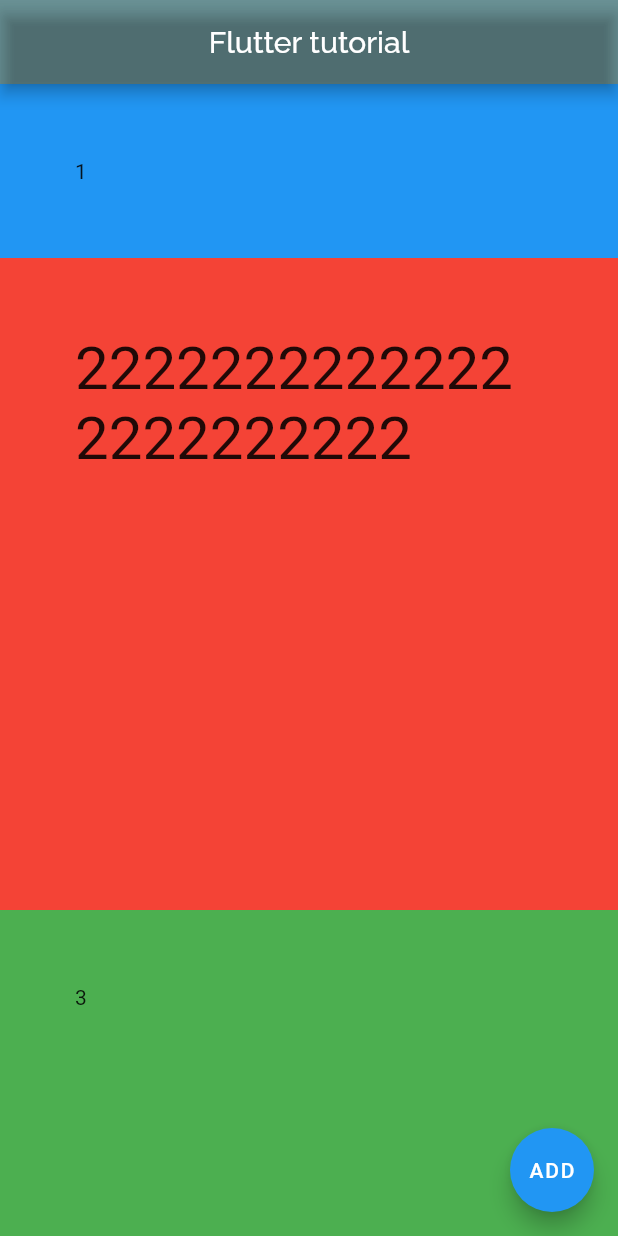
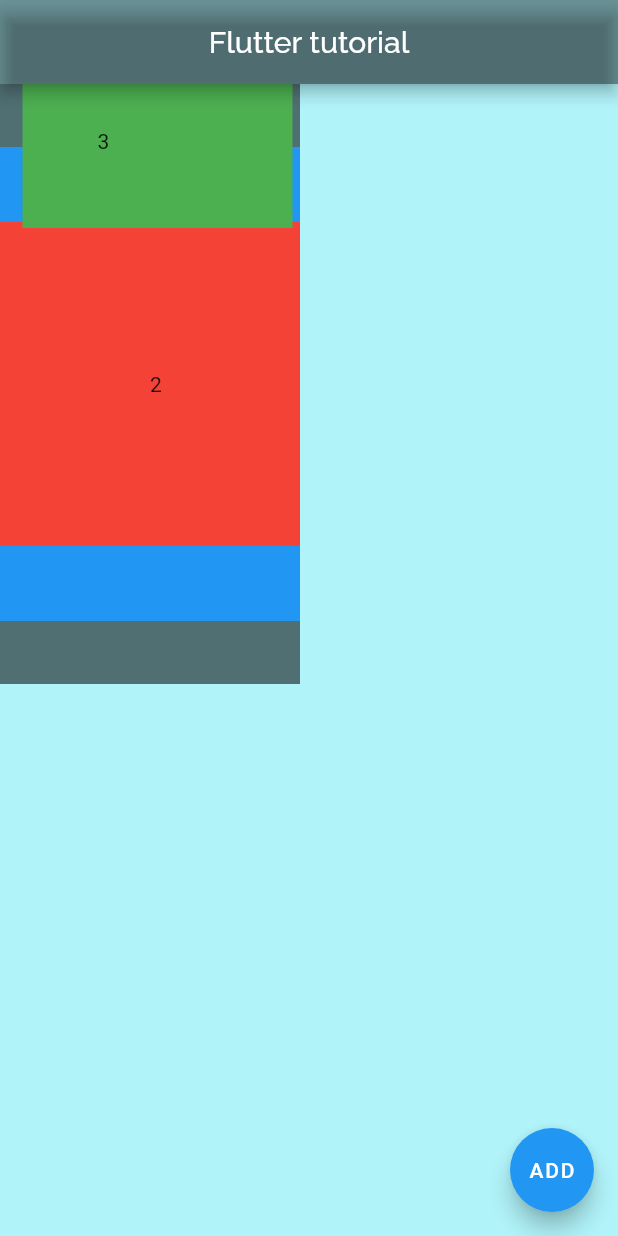
Before and after one commit to HarakaRisasi/flutter_and_python, a Flutter app: the screen it shows after launch, on a phone screen of 412 x 824 dp. Run offline on Flutter 3.47's test engine with Material 2 defaults, Android fonts, the phone set to English and light mode, and no system bars; our stand-ins replace google_fonts.

Commit message:
Разбрался с тем:
- Как использовать Stack.
- Узнал о том, что overFlow больше не работает.
- Как перемещать виджеты вложенные в другие виджеты (в своей области действия)
- Как менять размеры виджета свойством Position.

```diff
--- a/hello_world/flutter_app/lib/main.dart
+++ b/hello_world/flutter_app/lib/main.dart
@@ -37,38 +37,44 @@ class _MyHomePageState extends State<MyHomePage> {
         centerTitle: true,
         backgroundColor: Colors.black38,
       ),
-      body: Column(
-        mainAxisAlignment: MainAxisAlignment.center,
-        crossAxisAlignment: CrossAxisAlignment.stretch,
+
+      // В данной комбинации виджетов, все они были помещены внутрь контейнера,
+      // и разместились внурти его соответственно выравниванию.
+      body: Container(
+        color: Colors.black54,
+        // SizedBox - в данном случае является родительским виджетом,
+        // в соответствии с иерархией, его параметры изменят потомков.
+        width: 200,
+        height: 400,
+
+        // Stack - Позволяет наслаивать виджеты находящиеся по иерархии ниже его.
+        // !!! Поскольку во Flutter иерархия виджета позволяет влиять на тех кто ниже,
+        // поэтому можно видеть такой результат.
+        child: Stack(
+          // Выравнивание виджетов.
+          alignment: Alignment.center,
           children: [
             Container(
               color: Colors.blue,
-            padding: EdgeInsets.all(50),
+              padding: EdgeInsets.all(150),
               // Если в контейнере не содержиться объект, то контейнер автоматически заполняет собой все поле выделенное ему.
               child: Text("1"),
             ),
-          // Что если в контейнере не обернутом виджетом Expanded находится много контента?
-          // Проблема решается с того, что этот контейнер оборачивается в Expanded.
-          // После чего используется его св-во Flex
-          // Flex - представляет собой Flex Factor значение которого по умолчанию равно 1
-          // Тут математика долей >>>
-          // - Если сумма долей всех контейнеров(в данном случае) = 3,
-          //   тоесть каждый контейнер занимает по 1\3 общего пространства.
-          //   А значит можно увеличить долю распределения у нужного контейнера.
-          // Например поднять ее значение Flex = 2, значит общая сумма долей теперь будет равна 4,
-          // а доля моего контейнера будет равна 2/4.
-          Expanded(
-            flex: 2,
-            child: Container(
+            Container(
               color: Colors.red,
-              padding: EdgeInsets.all(50),
-              child: Text("22222222222222222222222",
-                  style: TextStyle(fontSize: 40)),
-            ),
+              padding: EdgeInsets.all(100),
+              child: Text("2"),
             ),
 
-          // Заполнение виджетом всего доступного на главной оси пространства.
-          Expanded(
+            // Position - позволяет менять позицию для конкретного виджета.
+            Positioned(
+              // от верхнего края контейнера.
+              top: -20,
+              // от левого края контейнера.
+              // bottom: 20,
+              left: 15,
+              width: 180,
+
               child: Container(
                 color: Colors.green,
                 padding: EdgeInsets.all(50),
@@ -76,6 +82,7 @@ class _MyHomePageState extends State<MyHomePage> {
               ),
             ),
           ],
+        ),
       ),
       floatingActionButton: FloatingActionButton(
         child: Text("ADD"),
```
Lines whose indentation alone changed are shown as unchanged.
